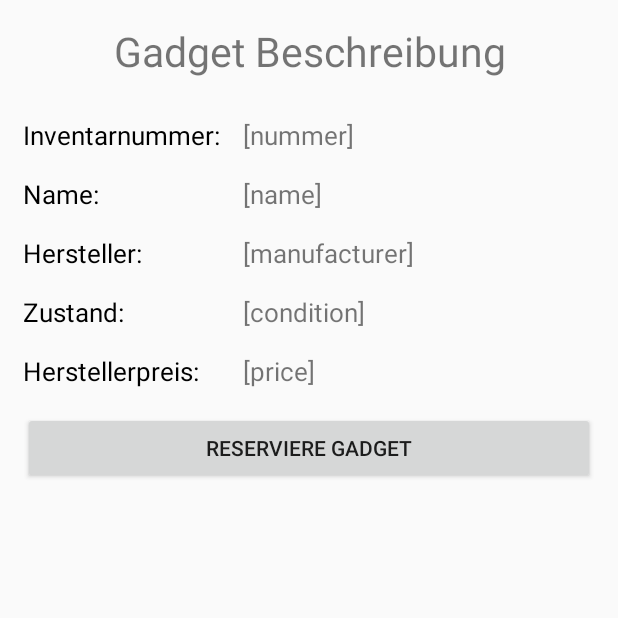
After one commit to W1nt0r/mge-gadgeothek, an Android app: the fragment ReserveGadgetFragment placed in its activity, on a phone screen of 412 x 824 dp, the top half of it. The commit adds this screen. Run offline under Robolectric (Android 15) with nearby library versions, the phone set to English and light mode, and no system bars; 1 statement that could not run was skipped.

Commit message:
added gadget reservation fragment

```diff
--- a/app/src/main/java/com/example/schef/domain/Constants.java
+++ b/app/src/main/java/com/example/schef/domain/Constants.java
@@ -4,5 +4,6 @@ public final class Constants {
     public final static String SHARED_PREF = "gadgeothek_pref";
     public final static int NO_SERVER_CHOSEN = -1;
     public final static String CONNECTIONDATA_ARGS = "current";
+    public final static String GADGET_ARGS = "displayed_gadget";
     public final static boolean DEV = true;
 }
--- a/app/src/main/java/com/example/schef/domain/Gadget.java
+++ b/app/src/main/java/com/example/schef/domain/Gadget.java
@@ -1,8 +1,9 @@
 package com.example.schef.domain;
 
+import java.io.Serializable;
 import java.util.UUID;
 
-public class Gadget {
+public class Gadget implements Serializable {
 
     public enum Condition {NEW, GOOD, DAMAGED, WASTE, LOST}
 
--- a/app/src/main/java/com/example/schef/domain/State.java
+++ b/app/src/main/java/com/example/schef/domain/State.java
@@ -3,5 +3,6 @@ package com.example.schef.domain;
 public enum State {
     SERVER_MANAGE,
     SERVER_ADD,
-    GADGET_LIST
+    GADGET_LIST,
+    GADGET_RESERVE
 }
--- a/app/src/main/java/com/example/schef/gadgeothek/GadgeothekActivity.java
+++ b/app/src/main/java/com/example/schef/gadgeothek/GadgeothekActivity.java
@@ -6,6 +6,7 @@ import android.app.FragmentTransaction;
 import android.support.v7.app.AppCompatActivity;
 import android.os.Bundle;
 import android.util.Log;
+import android.view.View;
 
 import com.example.schef.domain.Constants;
 import com.example.schef.domain.Gadget;
@@ -15,7 +16,7 @@ import com.example.schef.service.LibraryService;
 
 import java.util.Stack;
 
-public class GadgeothekActivity extends AppCompatActivity implements GadgetItemListener {
+public class GadgeothekActivity extends AppCompatActivity implements View.OnClickListener, GadgetItemListener {
 
     private Stack<State> stateStack = new Stack<>();
 
@@ -57,6 +58,11 @@ public class GadgeothekActivity extends AppCompatActivity implements GadgetItemL
     @Override
     public void lookupGadgetDetail(Gadget gadget) {
         if(Constants.DEV) Log.d(getString(R.string.app_name), "Clicked on Gadget: " + gadget.getInventoryNumber());
+
+        stateStack.push(State.GADGET_RESERVE);
+        Bundle args = new Bundle();
+        args.putSerializable(Constants.GADGET_ARGS, gadget);
+        showFragment(new ReserveGadgetFragment(), args);
     }
 
     private void testLogin(final Fragment fragment, final Bundle args) {
@@ -73,4 +79,15 @@ public class GadgeothekActivity extends AppCompatActivity implements GadgetItemL
             }
         });
     }
+
+    @Override
+    public void onClick(View view) {
+        switch (stateStack.peek()) {
+            case GADGET_RESERVE:
+                stateStack.pop();
+
+                showFragment(new GadgetListFragment(), null);
+                break;
+        }
+    }
 }
--- /dev/null
+++ b/app/src/main/java/com/example/schef/gadgeothek/ReserveGadgetFragment.java
@@ -0,0 +1,91 @@
+package com.example.schef.gadgeothek;
+
+
+import android.content.Context;
+import android.os.Bundle;
+import android.app.Fragment;
+import android.util.Log;
+import android.view.LayoutInflater;
+import android.view.View;
+import android.view.ViewGroup;
+import android.widget.TextView;
+import android.widget.Toast;
+
+import com.example.schef.domain.Constants;
+import com.example.schef.domain.Gadget;
+import com.example.schef.service.Callback;
+import com.example.schef.service.LibraryService;
+
+
+public class ReserveGadgetFragment extends Fragment implements View.OnClickListener{
+
+    private Context activity;
+    private Gadget displayedGadget;
+    private View root;
+
+    @Override
+    public View onCreateView(LayoutInflater inflater, ViewGroup container,
+                             Bundle savedInstanceState) {
+        root = inflater.inflate(R.layout.fragment_reserve_gadget, container, false);
+
+        displayedGadget = (Gadget) getArguments().getSerializable(Constants.GADGET_ARGS);
+
+        if(Constants.DEV) {
+            LibraryService.setServerAddress("http://mge1.dev.ifs.hsr.ch/public");
+        }
+
+        setupDisplayedGadget();
+
+        root.findViewById(R.id.reserveGadgetButton).setOnClickListener(this);
+
+        return root;
+    }
+
+    @Override
+    public void onAttach(Context activity) {
+        super.onAttach(activity);
+        if (activity instanceof View.OnClickListener) {
+            this.activity = activity;
+        } else {
+            throw new AssertionError("Activity must implement interface View.OnClickListener");
+        }
+    }
+
+    @Override
+    public void onClick(final View view) {
+        LibraryService.reserveGadget(displayedGadget, new Callback<Boolean>() {
+            @Override
+            public void onCompletion(Boolean input) {
+                if(Constants.DEV) Log.d(getString(R.string.app_name), "Reservation state: " + input);
+
+                Toast.makeText(getActivity(), "Reservierung erfolgreich durchgeführt", Toast.LENGTH_SHORT).show();
+
+                ((View.OnClickListener) activity).onClick(view);
+            }
+
+            @Override
+            public void onError(String message) {
+                if(Constants.DEV) Log.d(getString(R.string.app_name), "Failed with message: " + message);
+
+                String errmsg = "Die Reservierung konnte nicht durchgeführt werden, bitte probieren Sie es später noch einmal.";
+
+                Toast.makeText(getActivity(), errmsg, Toast.LENGTH_LONG).show();
+
+                ((View.OnClickListener) activity).onClick(view);
+            }
+        });
+    }
+
+    private void setupDisplayedGadget() {
+        if(displayedGadget == null) {
+            Toast.makeText(getActivity(), "Gadget konnte nicht dargestellt werden", Toast.LENGTH_LONG).show();
+            ((View.OnClickListener) activity).onClick(null);
+        } else {
+            ((TextView) root.findViewById(R.id.gadgetInventorynumber)).setText(displayedGadget.getInventoryNumber());
+            ((TextView) root.findViewById(R.id.gadgetName)).setText(displayedGadget.getName());
+            ((TextView) root.findViewById(R.id.gadgetCondition)).setText(displayedGadget.getCondition().toString());
+            ((TextView) root.findViewById(R.id.gadgetManufactorer)).setText(displayedGadget.getManufacturer());
+            ((TextView) root.findViewById(R.id.gadgetPrice)).setText(String.valueOf(displayedGadget.getPrice()));
+        }
+    }
+}
--- /dev/null
+++ b/app/src/main/res/layout/fragment_reserve_gadget.xml
@@ -0,0 +1,143 @@
+<GridLayout xmlns:android="http://schemas.android.com/apk/res/android"
+    android:layout_width="match_parent"
+    android:layout_height="match_parent"
+    android:columnCount="2"
+    android:rowCount="7"
+    android:layout_marginStart="15dp"
+    android:layout_marginEnd="15dp">
+
+    <TextView
+        android:id="@+id/gadgetDescriptionTitle"
+        android:layout_width="match_parent"
+        android:layout_height="wrap_content"
+        android:text="Gadget Beschreibung"
+        android:layout_row="0"
+        android:layout_marginTop="15dp"
+        android:layout_marginBottom="10dp"
+        android:textSize="@dimen/form_title"
+        android:layout_columnSpan="2"
+        android:textAlignment="center"/>
+
+    <TextView
+        android:id="@+id/gadgetInventorynumberDesc"
+        android:layout_width="wrap_content"
+        android:layout_height="wrap_content"
+        android:text="Inventarnummer:"
+        android:layout_column="0"
+        android:layout_row="1"
+        android:layout_marginTop="15dp"
+        android:textColor="#000000"
+        android:textSize="@dimen/form_textview_textsize"/>
+
+    <TextView
+        android:id="@+id/gadgetNameDesc"
+        android:layout_width="wrap_content"
+        android:layout_height="wrap_content"
+        android:text="Name:"
+        android:layout_column="0"
+        android:layout_row="2"
+        android:layout_marginTop="15dp"
+        android:textColor="#000000"
+        android:textSize="@dimen/form_textview_textsize"/>
+
+    <TextView
+        android:id="@+id/gadgetManufactorerDesc"
+        android:layout_width="wrap_content"
+        android:layout_height="wrap_content"
+        android:text="Hersteller:"
+        android:layout_column="0"
+        android:layout_row="3"
+        android:layout_marginTop="15dp"
+        android:textColor="#000000"
+        android:textSize="@dimen/form_textview_textsize"/>
+
+    <TextView
+        android:id="@+id/gadgetConditionDesc"
+        android:layout_width="wrap_content"
+        android:layout_height="wrap_content"
+        android:text="Zustand:"
+        android:layout_column="0"
+        android:layout_row="4"
+        android:layout_marginTop="15dp"
+        android:textColor="#000000"
+        android:textSize="@dimen/form_textview_textsize"/>
+
+    <TextView
+        android:id="@+id/gadgetPriceDesc"
+        android:layout_width="wrap_content"
+        android:layout_height="wrap_content"
+        android:text="Herstellerpreis:"
+        android:layout_column="0"
+        android:layout_row="5"
+        android:layout_marginTop="15dp"
+        android:textColor="#000000"
+        android:textSize="@dimen/form_textview_textsize"/>
+
+    <TextView
+        android:id="@+id/gadgetInventorynumber"
+        android:layout_width="wrap_content"
+        android:layout_height="wrap_content"
+        android:text="[nummer]"
+        android:layout_column="1"
+        android:layout_row="1"
+        android:layout_marginTop="15dp"
+        android:layout_gravity="fill_horizontal"
+        android:layout_marginStart="15dp"
+        android:textSize="@dimen/form_textview_textsize"/>
+
+    <TextView
+        android:id="@+id/gadgetName"
+        android:layout_width="wrap_content"
+        android:layout_height="wrap_content"
+        android:text="[name]"
+        android:layout_column="1"
+        android:layout_row="2"
+        android:layout_marginTop="15dp"
+        android:layout_gravity="fill_horizontal"
+        android:layout_marginStart="15dp"
+        android:textSize="@dimen/form_textview_textsize"/>
+
+    <TextView
+        android:id="@+id/gadgetManufactorer"
+        android:layout_width="wrap_content"
+        android:layout_height="wrap_content"
+        android:text="[manufacturer]"
+        android:layout_column="1"
+        android:layout_row="3"
+        android:layout_marginTop="15dp"
+        android:layout_gravity="fill_horizontal"
+        android:layout_marginStart="15dp"
+        android:textSize="@dimen/form_textview_textsize"/>
+
+    <TextView
+        android:id="@+id/gadgetCondition"
+        android:layout_width="wrap_content"
+        android:layout_height="wrap_content"
+        android:text="[condition]"
+        android:layout_column="1"
+        android:layout_row="4"
+        android:layout_marginTop="15dp"
+        android:layout_gravity="fill_horizontal"
+        android:layout_marginStart="15dp"
+        android:textSize="@dimen/form_textview_textsize"/>
+
+    <TextView
+        android:id="@+id/gadgetPrice"
+        android:layout_width="wrap_content"
+        android:layout_height="wrap_content"
+        android:text="[price]"
+        android:layout_column="1"
+        android:layout_row="5"
+        android:layout_marginTop="15dp"
+        android:layout_gravity="fill_horizontal"
+        android:layout_marginStart="15dp"
+        android:textSize="@dimen/form_textview_textsize"/>
+
+    <Button
+        android:id="@+id/reserveGadgetButton"
+        android:layout_width="match_parent"
+        android:layout_height="wrap_content"
+        android:text="Reserviere Gadget"
+        android:layout_columnSpan="2"
+        android:layout_marginTop="15dp"/>
+</GridLayout>
--- a/app/src/main/res/values/dimens.xml
+++ b/app/src/main/res/values/dimens.xml
@@ -5,4 +5,5 @@
     <dimen name="form_title">27sp</dimen>
     <dimen name="form_element_margin">10dp</dimen>
     <dimen name="form_margin">80dp</dimen>
+    <dimen name="form_textview_textsize">17sp</dimen>
 </resources>
```
